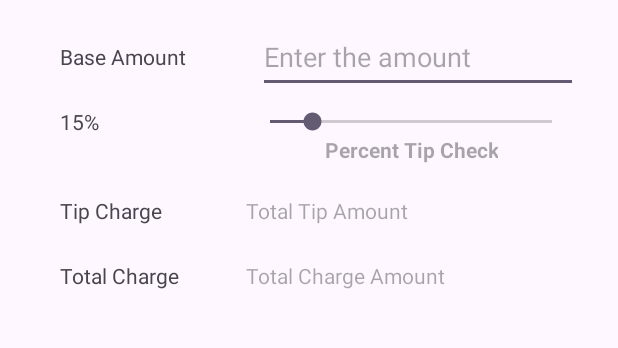
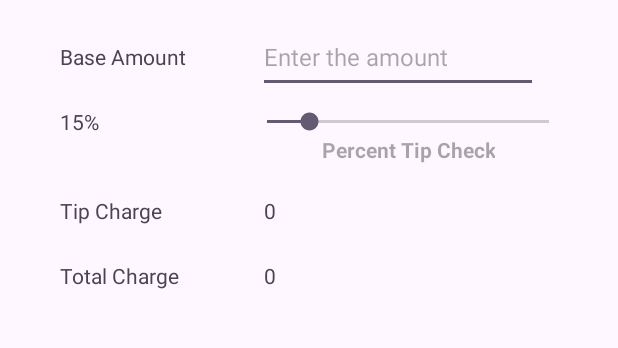
Before and after one commit to kongkham-lk/TRU-CourseWorks, an Android app: the screen it shows after launch (MainActivity), on a phone screen of 412 x 824 dp, the part 459-807 px from its top. Run offline under Robolectric (Android 15) with nearby library versions, the phone set to English and light mode, and no system bars.

Commit message:
update UI and string name

```diff
--- a/MobileApp/TipCalculatorApp/app/src/main/java/com/example/tipcalculatorapp/MainActivity.java
+++ b/MobileApp/TipCalculatorApp/app/src/main/java/com/example/tipcalculatorapp/MainActivity.java
@@ -13,13 +13,12 @@ import androidx.appcompat.app.AppCompatActivity;
 import java.text.DecimalFormat;
 
 public class MainActivity extends AppCompatActivity {
-    private final DecimalFormat df = new DecimalFormat(getResources().getString(R.string.fomatDecimal));
-    private int tipPercent = 15;
+    private final DecimalFormat df = new DecimalFormat("0.00");
+    private int tipPercent;
 
     @Override
     protected void onCreate(Bundle savedInstanceState) {
         super.onCreate(savedInstanceState);
-        EdgeToEdge.enable(this);
         setContentView(R.layout.activity_main);
 
         EditText baseInput = findViewById(R.id.baseAmount_input);
@@ -28,6 +27,7 @@ public class MainActivity extends AppCompatActivity {
         TextView tipComment = findViewById(R.id.tipComment);
         TextView totalTipDisplay = findViewById(R.id.tipAmount_display);
         TextView totalChargeDisplay = findViewById(R.id.totalAmount_display);
+        tipPercent = Integer.parseInt(getResources().getString(R.string.defaultTip));
 
         slideBar.setProgress(tipPercent);
         tipPercentDisplay.setText(getTipPercentDisplay(tipPercent));
--- a/MobileApp/TipCalculatorApp/app/src/main/res/layout/activity_main.xml
+++ b/MobileApp/TipCalculatorApp/app/src/main/res/layout/activity_main.xml
@@ -39,6 +39,7 @@
         android:minHeight="48dp"
         android:ems="10"
         android:hint="@string/baseAmountInput"
+        android:textSize="16sp"
         android:inputType="numberDecimal"
         app:layout_constraintBottom_toBottomOf="@+id/baseAmount_label"
         app:layout_constraintStart_toEndOf="@+id/baseAmount_label"
@@ -57,7 +58,7 @@
         android:id="@+id/sliderBar"
         android:layout_width="220dp"
         android:layout_height="wrap_content"
-        android:layout_marginStart="-8dp"
+        android:layout_marginStart="-10dp"
         app:layout_constraintBottom_toBottomOf="@+id/tipPercent_display"
         app:layout_constraintStart_toStartOf="@+id/baseAmount_input"
         app:layout_constraintTop_toTopOf="@+id/tipPercent_display" />
@@ -89,8 +90,11 @@
         android:layout_width="wrap_content"
         android:layout_height="wrap_content"
         android:hint="@string/tipTotalDisplay"
+        android:text="@string/defaultVal"
+        android:paddingStart="4dp"
+        android:paddingEnd="0dp"
         app:layout_constraintBottom_toBottomOf="@+id/tipAmount_label"
-        app:layout_constraintStart_toStartOf="@+id/sliderBar"
+        app:layout_constraintStart_toStartOf="@+id/baseAmount_input"
         app:layout_constraintTop_toTopOf="@+id/tipAmount_label"
         app:layout_constraintVertical_bias="1.0" />
 
@@ -108,6 +112,9 @@
         android:layout_width="wrap_content"
         android:layout_height="wrap_content"
         android:hint="@string/totalChargeDisplay"
+        android:text="@string/defaultVal"
+        android:paddingStart="4dp"
+        android:paddingEnd="0dp"
         app:layout_constraintBottom_toBottomOf="@+id/totalAmount_label"
         app:layout_constraintStart_toStartOf="@+id/tipAmount_display"
         app:layout_constraintTop_toTopOf="@+id/totalAmount_label" />
--- a/MobileApp/TipCalculatorApp/app/src/main/res/values/strings.xml
+++ b/MobileApp/TipCalculatorApp/app/src/main/res/values/strings.xml
@@ -1,5 +1,5 @@
 <resources>
-    <string name="app_name">Tip Calculator App</string>
+    <string name="app_name">TipCalculatorApp</string>
     <string name="title">Tip Calculator</string>
     <string name="baseAmountLabel">Base Amount</string>
     <string name="baseAmountInput">Enter the amount</string>
@@ -16,6 +16,7 @@
         <item>Amazing</item>
     </string-array>
     <string name="missingAmountError">Base Amount Cannot Be Empty!</string>
-    <string name="fomatDecimal">0.00</string>
+    <string name="defaultTip">15</string>
     <string name="percentUnit"> %</string>
+    <string name="defaultVal">0</string>
 </resources>
```
